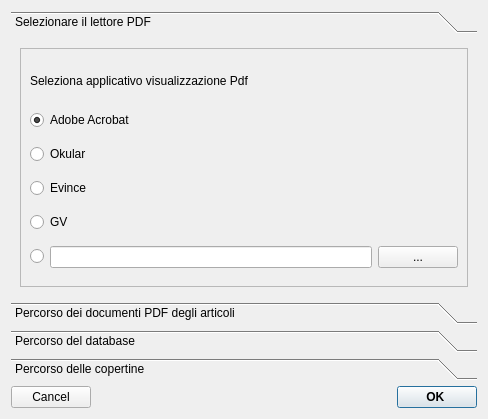
Above: lescienze500/src/configura.ui from simon-r/LeScienze500 before the change. Below: the same form after it.
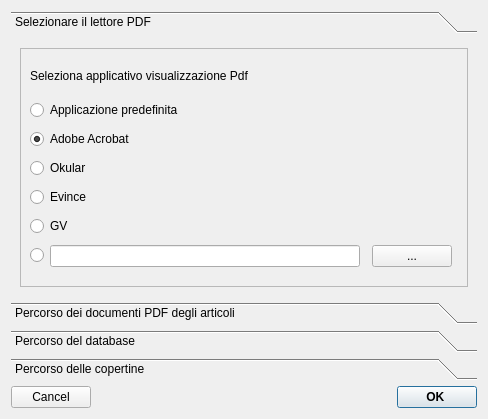
That is the form after the change. Icons and pictures are not drawn.

Diff of the .ui file:
```diff
--- a/lescienze500/src/configura.ui
+++ b/lescienze500/src/configura.ui
@@ -67,7 +67,7 @@
           <enum>QFrame::Raised</enum>
          </property>
          <layout class="QGridLayout" name="gridLayout_5">
-          <item row="0" column="0" colspan="3">
+          <item row="0" column="0" colspan="4">
            <widget class="QLabel" name="label">
             <property name="maximumSize">
              <size>
@@ -80,7 +80,7 @@
             </property>
            </widget>
           </item>
-          <item row="1" column="0" colspan="2">
+          <item row="2" column="0" colspan="2">
            <widget class="QRadioButton" name="SelectAdobeAcrobat">
             <property name="text">
              <string>Adobe Acrobat</string>
@@ -90,38 +90,49 @@
             </property>
            </widget>
           </item>
-          <item row="2" column="0" colspan="2">
+          <item row="3" column="0" colspan="2">
            <widget class="QRadioButton" name="SelectOkular">
             <property name="text">
              <string>Okular</string>
             </property>
            </widget>
           </item>
-          <item row="3" column="0" colspan="2">
+          <item row="4" column="0" colspan="2">
            <widget class="QRadioButton" name="SelectEvice">
             <property name="text">
              <string>Evince</string>
             </property>
            </widget>
           </item>
-          <item row="4" column="0" colspan="2">
+          <item row="5" column="0" colspan="2">
            <widget class="QRadioButton" name="SelectGV">
             <property name="text">
              <string>GV</string>
             </property>
            </widget>
           </item>
-          <item row="5" column="0">
-           <widget class="QRadioButton" name="SelectAnyPDFappl">
+          <item row="1" column="0">
+           <widget class="QRadioButton" name="SelectDesktop">
             <property name="text">
-             <string/>
+             <string>Applicazione predefinita</string>
             </property>
            </widget>
           </item>
-          <item row="5" column="1">
-           <widget class="QLineEdit" name="PdfApplPath"/>
+          <item row="6" column="0">
+           <layout class="QHBoxLayout" name="horizontalLayout">
+            <item>
+             <widget class="QRadioButton" name="SelectAnyPDFappl">
+              <property name="text">
+               <string/>
+              </property>
+             </widget>
+            </item>
+            <item>
+             <widget class="QLineEdit" name="PdfApplPath"/>
+            </item>
+           </layout>
           </item>
-          <item row="5" column="2">
+          <item row="6" column="2">
            <widget class="QPushButton" name="SearchPdfAppl">
             <property name="text">
              <string>...</string>
```
